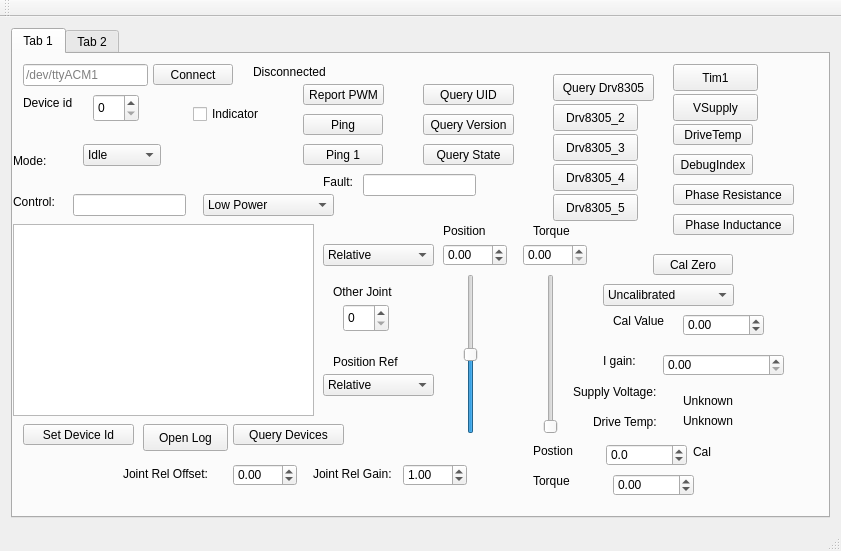
This is Bark/mainwindow.ui in craftit/DogBotSoftware as Qt 5 draws it before an edit. The edited form follows.
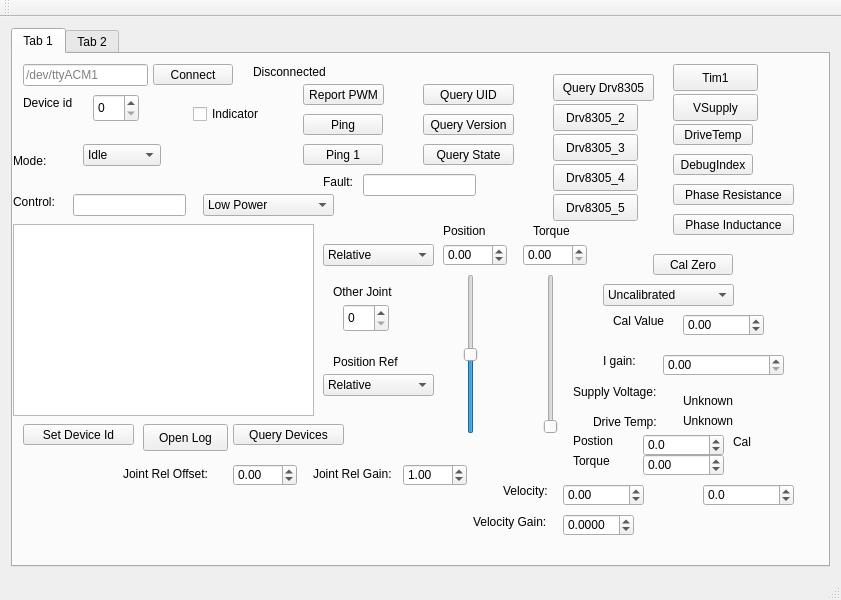
This is the edited form.

Commit message: Working on velocity control.

Diff of the .ui file:
```diff
--- a/Bark/mainwindow.ui
+++ b/Bark/mainwindow.ui
@@ -7,7 +7,7 @@
     <x>0</x>
     <y>0</y>
     <width>841</width>
-    <height>551</height>
+    <height>600</height>
    </rect>
   </property>
   <property name="windowTitle">
@@ -675,8 +675,8 @@
        <widget class="QDoubleSpinBox" name="doubleSpinBoxPostion">
         <property name="geometry">
          <rect>
-          <x>593</x>
-          <y>390</y>
+          <x>630</x>
+          <y>380</y>
           <width>81</width>
           <height>22</height>
          </rect>
@@ -694,8 +694,8 @@
        <widget class="QLabel" name="labelCalState">
         <property name="geometry">
          <rect>
-          <x>680</x>
-          <y>390</y>
+          <x>720</x>
+          <y>380</y>
           <width>81</width>
           <height>16</height>
          </rect>
@@ -707,8 +707,8 @@
        <widget class="QDoubleSpinBox" name="doubleSpinBoxTorque_2">
         <property name="geometry">
          <rect>
-          <x>600</x>
-          <y>420</y>
+          <x>630</x>
+          <y>400</y>
           <width>81</width>
           <height>22</height>
          </rect>
@@ -723,8 +723,8 @@
        <widget class="QLabel" name="label_13">
         <property name="geometry">
          <rect>
-          <x>520</x>
-          <y>390</y>
+          <x>560</x>
+          <y>380</y>
           <width>59</width>
           <height>14</height>
          </rect>
@@ -736,8 +736,8 @@
        <widget class="QLabel" name="label_14">
         <property name="geometry">
          <rect>
-          <x>520</x>
-          <y>420</y>
+          <x>560</x>
+          <y>400</y>
           <width>59</width>
           <height>14</height>
          </rect>
@@ -969,6 +969,86 @@
          <double>1000000.000000000000000</double>
         </property>
        </widget>
+       <widget class="QDoubleSpinBox" name="doubleSpinBoxVelocity">
+        <property name="geometry">
+         <rect>
+          <x>550</x>
+          <y>430</y>
+          <width>81</width>
+          <height>22</height>
+         </rect>
+        </property>
+        <property name="minimum">
+         <double>-1000000.000000000000000</double>
+        </property>
+        <property name="maximum">
+         <double>1000000.000000000000000</double>
+        </property>
+       </widget>
+       <widget class="QLabel" name="label_23">
+        <property name="geometry">
+         <rect>
+          <x>490</x>
+          <y>430</y>
+          <width>59</width>
+          <height>14</height>
+         </rect>
+        </property>
+        <property name="text">
+         <string>Velocity:</string>
+        </property>
+       </widget>
+       <widget class="QLabel" name="label_24">
+        <property name="geometry">
+         <rect>
+          <x>460</x>
+          <y>460</y>
+          <width>81</width>
+          <height>16</height>
+         </rect>
+        </property>
+        <property name="text">
+         <string>Velocity Gain:</string>
+        </property>
+       </widget>
+       <widget class="QDoubleSpinBox" name="doubleSpinBoxVelocityGain">
+        <property name="geometry">
+         <rect>
+          <x>550</x>
+          <y>460</y>
+          <width>71</width>
+          <height>22</height>
+         </rect>
+        </property>
+        <property name="decimals">
+         <number>4</number>
+        </property>
+        <property name="minimum">
+         <double>-10.000000000000000</double>
+        </property>
+        <property name="maximum">
+         <double>10.000000000000000</double>
+        </property>
+       </widget>
+       <widget class="QDoubleSpinBox" name="doubleSpinBoxDemandVelocity">
+        <property name="geometry">
+         <rect>
+          <x>690</x>
+          <y>430</y>
+          <width>91</width>
+          <height>22</height>
+         </rect>
+        </property>
+        <property name="decimals">
+         <number>1</number>
+        </property>
+        <property name="minimum">
+         <double>-10000.000000000000000</double>
+        </property>
+        <property name="maximum">
+         <double>10000.000000000000000</double>
+        </property>
+       </widget>
       </widget>
       <widget class="QWidget" name="tab_2">
        <attribute name="title">
```
The commit also changes 9 other files.
